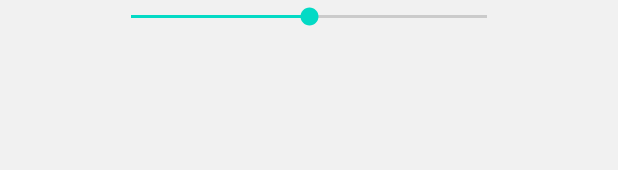
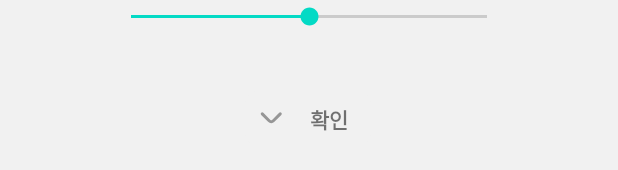
Before and after one commit to Auto-Light/Auto-Light-Android, an Android app: the layout activity_record_video.xml on its own in the app's theme, with its tools: preview values and no code run, on a phone screen of 412 x 824 dp. Shown: the part 1023-1193 px from the top of the screen. Run offline under Robolectric (Android 15) with nearby library versions, the phone set to English and light mode, and no system bars; plain views replace JavaCameraView.

Commit message:
bluetooth & record_ok_button

```diff
--- /dev/null
+++ b/app/src/main/res/drawable/record_ok_button.xml
@@ -0,0 +1,26 @@
+<?xml version="1.0" encoding="utf-8"?>
+<vector
+    xmlns:android="http://schemas.android.com/apk/res/android"
+    xmlns:aapt="http://schemas.android.com/aapt"
+    android:width="84dp"
+    android:height="38dp"
+    android:viewportWidth="84"
+    android:viewportHeight="38"
+    >
+    <group>
+        <clip-path
+            android:pathData="M10 0H74C79.5228 0 84 4.47715 84 10V28C84 33.5228 79.5228 38 74 38H10C4.47715 38 0 33.5228 0 28V10C0 4.47715 4.47715 0 10 0Z"
+            />
+        <path
+            android:pathData="M0 0V38H84V0"
+            android:fillColor="#F1F1F1"
+            />
+    </group>
+    <group android:translateX="5.5" android:translateY="7">
+        <path
+            android:fillColor="#969696"
+            android:pathData="M18.71,8.21a1,1,0,0,0-1.42,0l-4.58,4.58a1,1,0,0,1-1.42,0L6.71,8.21a1,1,0,0,0-1.42,0,1,1,0,0,0,0,1.41l4.59,4.59a3,3,0,0,0,4.24,0l4.59-4.59A1,1,0,0,0,18.71,8.21Z"/>
+    </group>
+
+
+</vector>
--- a/app/src/main/res/layout/activity_record_video.xml
+++ b/app/src/main/res/layout/activity_record_video.xml
@@ -67,5 +67,29 @@
         opencv:layout_constraintEnd_toEndOf="parent"
         opencv:layout_constraintStart_toStartOf="parent" />
 
+    <ImageButton
+        android:id="@+id/ok_button"
+        android:layout_width="84dp"
+        android:layout_height="38dp"
+        android:layout_marginBottom="44dp"
+        opencv:layout_constraintBottom_toBottomOf="parent"
+        opencv:layout_constraintEnd_toEndOf="parent"
+        opencv:layout_constraintHorizontal_bias="0.498"
+        opencv:layout_constraintStart_toStartOf="parent"
+        opencv:srcCompat="@drawable/record_ok_button" />
+
+    <TextView
+        android:id="@+id/ok"
+        android:layout_width="wrap_content"
+        android:layout_height="wrap_content"
+        android:text="확인"
+        android:textStyle="bold"
+        opencv:layout_constraintBottom_toBottomOf="@+id/ok_button"
+        opencv:layout_constraintEnd_toEndOf="@+id/ok_button"
+        opencv:layout_constraintHorizontal_bias="0.741"
+        opencv:layout_constraintStart_toStartOf="@+id/ok_button"
+        opencv:layout_constraintTop_toTopOf="@+id/ok_button"
+        opencv:layout_constraintVertical_bias="0.5" />
+
 
 </androidx.constraintlayout.widget.ConstraintLayout>
```
